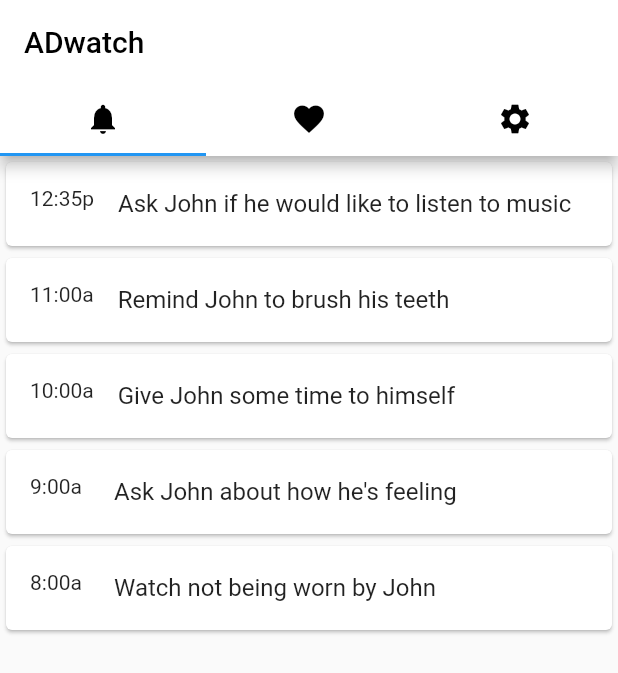
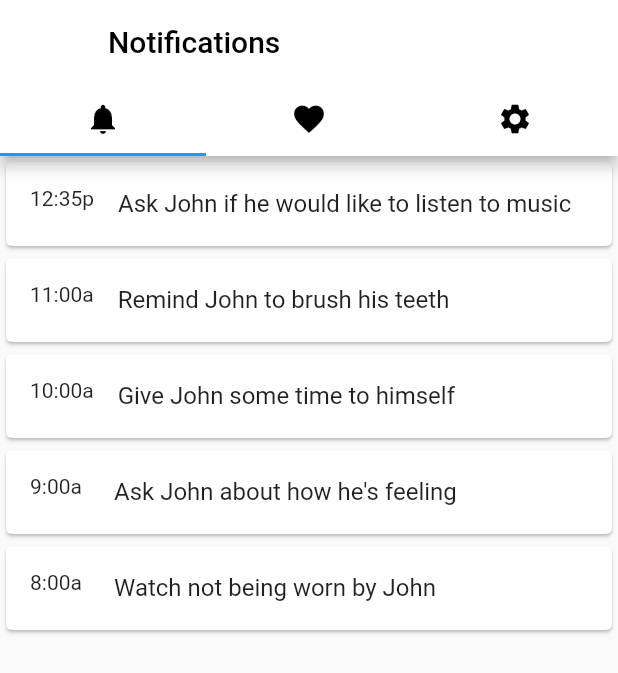
Before and after one commit to achilles-d/adwatch, a Flutter app: the screen it shows after launch, after a tap on "Continue with Fingerprint", on a phone screen of 412 x 824 dp. Shown: the top 673 px of the screen. Run offline on Flutter 3.47's test engine with Material 2 defaults, Android fonts, the phone set to English and light mode, and no system bars; our stand-ins replace cloud_firestore, firebase_auth, table_calendar; accounts and stored records are empty.

Commit message:
Added ability for the title of the Front Page to change according to the TabBar button that is clicked

```diff
--- a/adwatch_app/lib/app/front_page.dart
+++ b/adwatch_app/lib/app/front_page.dart
@@ -9,17 +9,38 @@ import 'package:adwatch_app/app/bluetooth_settings.dart';
 import 'package:adwatch_app/app/emotional_history.dart';
 import 'package:adwatch_app/app/explore.dart';
 
-class Front extends StatelessWidget {
+class Front extends StatefulWidget {
   @override
-  Widget build(BuildContext context) {
-    return MaterialApp(
-      theme: ThemeData(fontFamily: 'Montserrat'),
-      home: FrontPage(),
-    );
-  }
+  State createState() => FrontPage();
 }
 
-class FrontPage extends StatelessWidget{
+class FrontPage extends State<Front>{
+  final String _notificationsTitle = 'Notifications';
+  final String _emotionalStatusTitle = 'Emotional Status';
+  final String _settingsTitle = 'Settings';
+  String _frontPageTitle = "Notifications";
+  int _tabBarIndex = 0;
+
+  void changeTitle(int index){
+    setState(() {
+      switch(index) {
+        case(0):
+          _frontPageTitle = _notificationsTitle;
+          break;
+        case(1):
+          _frontPageTitle = _emotionalStatusTitle;
+          break;
+        case(2):
+          _frontPageTitle = _settingsTitle;
+          break;
+        default:
+          _frontPageTitle = _notificationsTitle;
+          break;
+      }
+    });
+    print(_frontPageTitle);
+  }
+
   @override
   Widget build(BuildContext context){
     return Scaffold(
@@ -31,8 +52,8 @@ class FrontPage extends StatelessWidget{
             length: 3,
             child: Scaffold(
               appBar: AppBar(
-                title: const Text(
-                    'ADwatch',
+                title: Text(
+                    _frontPageTitle,
                     style: TextStyle(
                       fontFamily: 'Roboto',
                       color: Colors.black,
@@ -40,6 +61,7 @@ class FrontPage extends StatelessWidget{
                 ),
                 backgroundColor: Colors.white,
                 bottom: TabBar(
+                  onTap: changeTitle,
                   tabs: [
                     Tab(
                         icon: Icon(Icons.notifications,
@@ -57,6 +79,8 @@ class FrontPage extends StatelessWidget{
                 ),
               ),
               body: TabBarView(
+                // Disable scrolling
+                  physics: NeverScrollableScrollPhysics(),
                 // Automatically bound to the appBar buttons
                 children: <Widget>[
                   Container(
```
